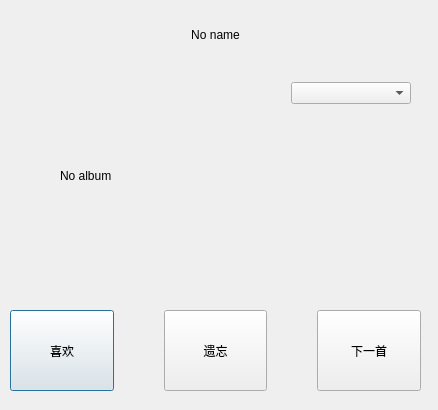
Before: the Qt Designer form doubanfmdialog.ui in chenchizhao/DoubanFM, drawn with Qt 5.
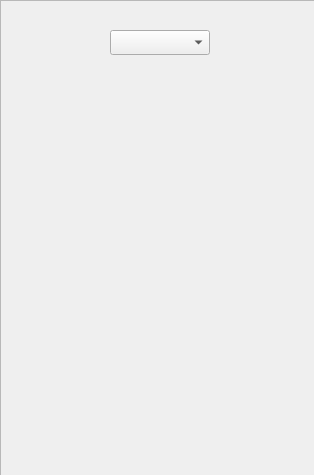
After: the same form once the commit is applied. Icons and pictures are not drawn.

The edit to the form file:
```diff
--- a/doubanfmdialog.ui
+++ b/doubanfmdialog.ui
@@ -6,8 +6,8 @@
    <rect>
     <x>0</x>
     <y>0</y>
-    <width>438</width>
-    <height>410</height>
+    <width>314</width>
+    <height>475</height>
    </rect>
   </property>
   <property name="sizePolicy">
@@ -19,193 +19,192 @@
   <property name="windowTitle">
    <string>Douban FM</string>
   </property>
-  <widget class="QWidget" name="layoutWidget">
+  <widget class="QFrame" name="frame">
    <property name="geometry">
     <rect>
-     <x>10</x>
-     <y>10</y>
-     <width>411</width>
-     <height>50</height>
+     <x>0</x>
+     <y>0</y>
+     <width>321</width>
+     <height>481</height>
     </rect>
    </property>
-   <layout class="QHBoxLayout" name="horizontalLayout_2">
-    <item>
-     <spacer name="horizontalSpacer">
-      <property name="orientation">
-       <enum>Qt::Horizontal</enum>
-      </property>
-      <property name="sizeHint" stdset="0">
-       <size>
-        <width>28</width>
-        <height>48</height>
-       </size>
-      </property>
-     </spacer>
-    </item>
-    <item>
-     <widget class="QLabel" name="nameLabel">
-      <property name="sizePolicy">
-       <sizepolicy hsizetype="Expanding" vsizetype="Preferred">
-        <horstretch>7</horstretch>
-        <verstretch>0</verstretch>
-       </sizepolicy>
-      </property>
-      <property name="text">
-       <string>No name</string>
-      </property>
-      <property name="alignment">
-       <set>Qt::AlignCenter</set>
-      </property>
-     </widget>
-    </item>
-    <item>
-     <spacer name="horizontalSpacer_2">
-      <property name="orientation">
-       <enum>Qt::Horizontal</enum>
-      </property>
-      <property name="sizeHint" stdset="0">
-       <size>
-        <width>28</width>
-        <height>48</height>
-       </size>
-      </property>
-     </spacer>
-    </item>
-   </layout>
-  </widget>
-  <widget class="QWidget" name="layoutWidget">
-   <property name="geometry">
-    <rect>
-     <x>10</x>
-     <y>310</y>
-     <width>411</width>
-     <height>81</height>
-    </rect>
+   <property name="styleSheet">
+    <string notr="true">border-image: url(:/img/bg.png);</string>
    </property>
-   <layout class="QHBoxLayout" name="horizontalLayout">
-    <property name="spacing">
-     <number>50</number>
-    </property>
-    <item>
-     <widget class="QPushButton" name="favoriteButton">
-      <property name="sizePolicy">
-       <sizepolicy hsizetype="Expanding" vsizetype="Expanding">
-        <horstretch>1</horstretch>
-        <verstretch>0</verstretch>
-       </sizepolicy>
-      </property>
-      <property name="text">
-       <string>喜欢</string>
-      </property>
-     </widget>
-    </item>
-    <item>
-     <widget class="QPushButton" name="forgetButton">
-      <property name="sizePolicy">
-       <sizepolicy hsizetype="Expanding" vsizetype="Expanding">
-        <horstretch>1</horstretch>
-        <verstretch>0</verstretch>
-       </sizepolicy>
-      </property>
-      <property name="text">
-       <string>遗忘</string>
-      </property>
-     </widget>
-    </item>
-    <item>
-     <widget class="QPushButton" name="nextButton">
-      <property name="sizePolicy">
-       <sizepolicy hsizetype="Expanding" vsizetype="Expanding">
-        <horstretch>1</horstretch>
-        <verstretch>0</verstretch>
-       </sizepolicy>
-      </property>
-      <property name="text">
-       <string>下一首</string>
-      </property>
-     </widget>
-    </item>
-   </layout>
-  </widget>
-  <widget class="QWidget" name="layoutWidget">
-   <property name="geometry">
-    <rect>
-     <x>290</x>
-     <y>82</y>
-     <width>121</width>
-     <height>203</height>
-    </rect>
+   <property name="frameShape">
+    <enum>QFrame::StyledPanel</enum>
    </property>
-   <layout class="QVBoxLayout" name="verticalLayout" stretch="1,1,0">
-    <property name="spacing">
-     <number>1</number>
+   <property name="frameShadow">
+    <enum>QFrame::Sunken</enum>
+   </property>
+   <widget class="QComboBox" name="channelBox">
+    <property name="geometry">
+     <rect>
+      <x>110</x>
+      <y>30</y>
+      <width>100</width>
+      <height>25</height>
+     </rect>
     </property>
-    <property name="leftMargin">
-     <number>1</number>
+    <property name="sizePolicy">
+     <sizepolicy hsizetype="Expanding" vsizetype="Fixed">
+      <horstretch>0</horstretch>
+      <verstretch>0</verstretch>
+     </sizepolicy>
     </property>
-    <item>
-     <widget class="QComboBox" name="channelBox">
-      <property name="sizePolicy">
-       <sizepolicy hsizetype="Expanding" vsizetype="Fixed">
-        <horstretch>0</horstretch>
-        <verstretch>0</verstretch>
-       </sizepolicy>
-      </property>
-     </widget>
-    </item>
-    <item>
-     <spacer name="verticalSpacer">
-      <property name="sizePolicy">
-       <sizepolicy hsizetype="Expanding" vsizetype="Expanding">
-        <horstretch>0</horstretch>
-        <verstretch>0</verstretch>
-       </sizepolicy>
-      </property>
-      <property name="orientation">
-       <enum>Qt::Vertical</enum>
-      </property>
-      <property name="sizeHint" stdset="0">
-       <size>
-        <width>20</width>
-        <height>148</height>
-       </size>
-      </property>
-     </spacer>
-    </item>
-    <item>
-     <spacer name="horizontalSpacer_3">
-      <property name="orientation">
-       <enum>Qt::Horizontal</enum>
-      </property>
-      <property name="sizeHint" stdset="0">
-       <size>
-        <width>40</width>
-        <height>20</height>
-       </size>
-      </property>
-     </spacer>
-    </item>
-   </layout>
+    <property name="sizeAdjustPolicy">
+     <enum>QComboBox::AdjustToContentsOnFirstShow</enum>
+    </property>
+    <property name="frame">
+     <bool>true</bool>
+    </property>
+   </widget>
+   <widget class="QLabel" name="albumLabel">
+    <property name="geometry">
+     <rect>
+      <x>50</x>
+      <y>130</y>
+      <width>211</width>
+      <height>211</height>
+     </rect>
+    </property>
+    <property name="sizePolicy">
+     <sizepolicy hsizetype="Expanding" vsizetype="Preferred">
+      <horstretch>2</horstretch>
+      <verstretch>0</verstretch>
+     </sizepolicy>
+    </property>
+    <property name="text">
+     <string/>
+    </property>
+   </widget>
+   <widget class="QPushButton" name="nextButton">
+    <property name="geometry">
+     <rect>
+      <x>220</x>
+      <y>410</y>
+      <width>36</width>
+      <height>24</height>
+     </rect>
+    </property>
+    <property name="sizePolicy">
+     <sizepolicy hsizetype="Expanding" vsizetype="Expanding">
+      <horstretch>1</horstretch>
+      <verstretch>0</verstretch>
+     </sizepolicy>
+    </property>
+    <property name="text">
+     <string/>
+    </property>
+    <property name="icon">
+     <iconset resource="imgs.qrc">
+      <normaloff>:/img/next_normal.png</normaloff>:/img/next_normal.png</iconset>
+    </property>
+    <property name="iconSize">
+     <size>
+      <width>0</width>
+      <height>0</height>
+     </size>
+    </property>
+    <property name="flat">
+     <bool>true</bool>
+    </property>
+   </widget>
+   <widget class="QPushButton" name="favoriteButton">
+    <property name="geometry">
+     <rect>
+      <x>48</x>
+      <y>410</y>
+      <width>36</width>
+      <height>24</height>
+     </rect>
+    </property>
+    <property name="sizePolicy">
+     <sizepolicy hsizetype="Expanding" vsizetype="Expanding">
+      <horstretch>1</horstretch>
+      <verstretch>0</verstretch>
+     </sizepolicy>
+    </property>
+    <property name="styleSheet">
+     <string notr="true"/>
+    </property>
+    <property name="text">
+     <string/>
+    </property>
+    <property name="icon">
+     <iconset resource="imgs.qrc">
+      <normaloff>:/img/like.png</normaloff>:/img/like.png</iconset>
+    </property>
+    <property name="iconSize">
+     <size>
+      <width>0</width>
+      <height>0</height>
+     </size>
+    </property>
+    <property name="autoRepeat">
+     <bool>true</bool>
+    </property>
+    <property name="flat">
+     <bool>true</bool>
+    </property>
+   </widget>
+   <widget class="QPushButton" name="forgetButton">
+    <property name="geometry">
+     <rect>
+      <x>134</x>
+      <y>410</y>
+      <width>36</width>
+      <height>24</height>
+     </rect>
+    </property>
+    <property name="sizePolicy">
+     <sizepolicy hsizetype="Expanding" vsizetype="Expanding">
+      <horstretch>1</horstretch>
+      <verstretch>0</verstretch>
+     </sizepolicy>
+    </property>
+    <property name="text">
+     <string/>
+    </property>
+    <property name="icon">
+     <iconset resource="imgs.qrc">
+      <normaloff>:/img/trash_can_normal.png</normaloff>:/img/trash_can_normal.png</iconset>
+    </property>
+    <property name="iconSize">
+     <size>
+      <width>0</width>
+      <height>0</height>
+     </size>
+    </property>
+    <property name="flat">
+     <bool>true</bool>
+    </property>
+   </widget>
+   <widget class="QLabel" name="nameLabel">
+    <property name="geometry">
+     <rect>
+      <x>60</x>
+      <y>90</y>
+      <width>201</width>
+      <height>31</height>
+     </rect>
+    </property>
+    <property name="sizePolicy">
+     <sizepolicy hsizetype="Expanding" vsizetype="Preferred">
+      <horstretch>7</horstretch>
+      <verstretch>0</verstretch>
+     </sizepolicy>
+    </property>
+    <property name="text">
+     <string/>
+    </property>
+    <property name="alignment">
+     <set>Qt::AlignCenter</set>
+    </property>
+   </widget>
   </widget>
-  <widget class="QLabel" name="albumLabel">
-   <property name="geometry">
-    <rect>
-     <x>60</x>
-     <y>90</y>
-     <width>211</width>
-     <height>171</height>
-    </rect>
-   </property>
-   <property name="sizePolicy">
-    <sizepolicy hsizetype="Expanding" vsizetype="Preferred">
-     <horstretch>2</horstretch>
-     <verstretch>0</verstretch>
-    </sizepolicy>
-   </property>
-   <property name="text">
-    <string>No album</string>
-   </property>
-  </widget>
+  <zorder>frame</zorder>
+  <zorder>layoutWidget</zorder>
  </widget>
  <resources/>
  <connections/>
```
Left out of the diff: 4 changed lines with no effect on the pictures.
